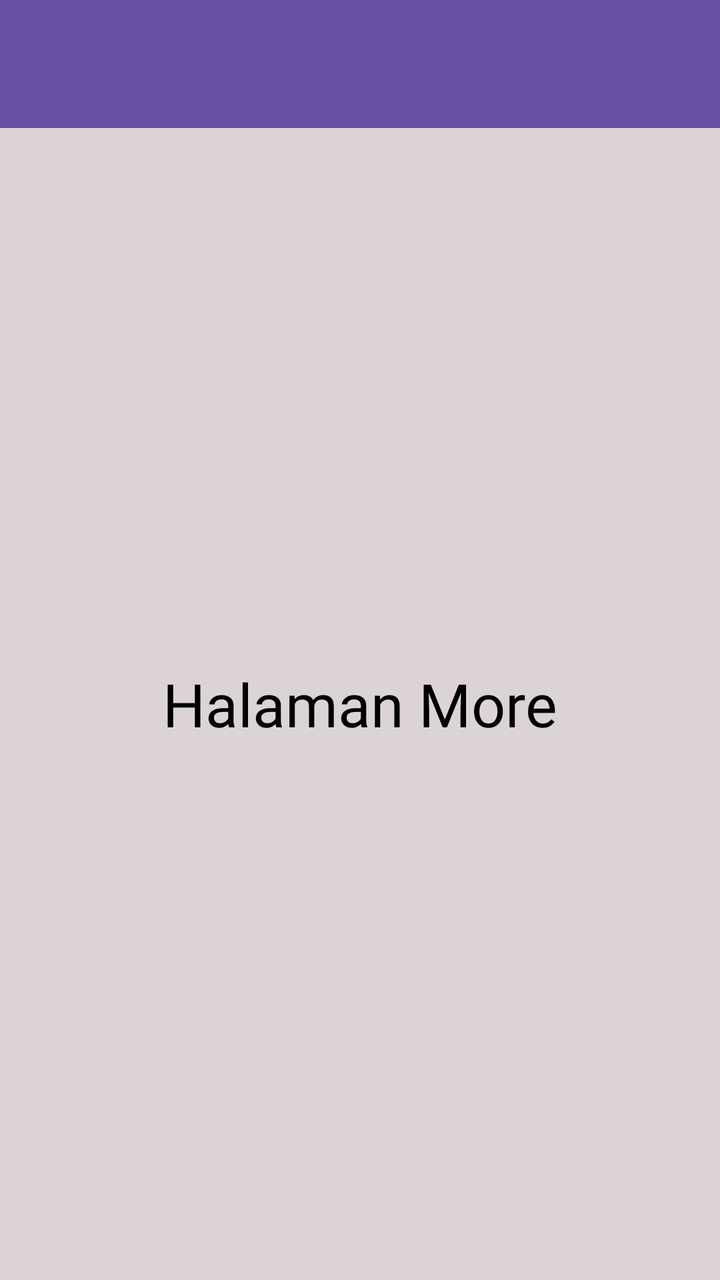
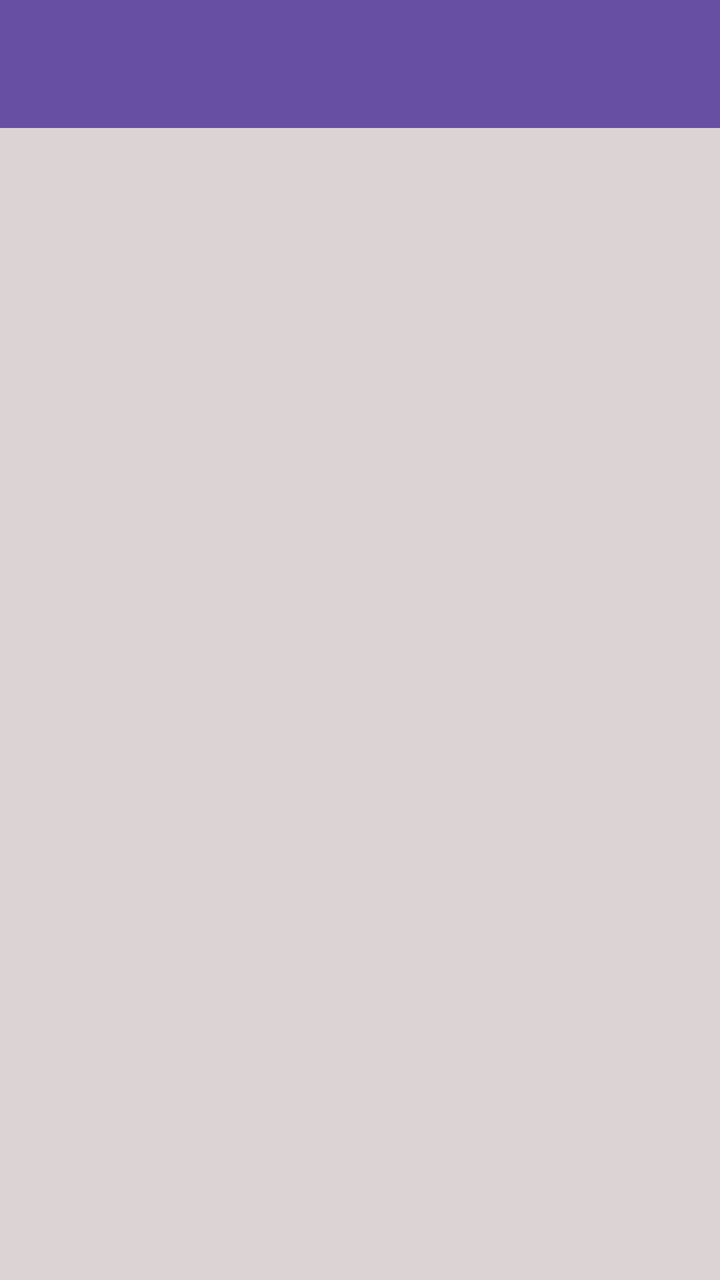

Two renders of the same Android screen: before a commit and after it. Below are the layout's source before the change and the commit's diff.
<!-- AndroidManifest.xml: application theme Theme.Aisyah3TIF -->
<!-- res/layout/fragment_more.xml -->
<?xml version="1.0" encoding="utf-8"?>
<androidx.constraintlayout.widget.ConstraintLayout xmlns:android="http://schemas.android.com/apk/res/android"
    xmlns:tools="http://schemas.android.com/tools"
    android:layout_width="match_parent"
    android:layout_height="match_parent"
    xmlns:app="http://schemas.android.com/apk/res-auto"
    android:background="#DCD4D4"
    tools:context=".More.MoreFragment">

    <androidx.appcompat.widget.Toolbar
        android:id="@+id/toolbar"
        android:layout_width="match_parent"
        android:layout_height="?attr/actionBarSize"
        android:background="?attr/colorPrimary"
        app:layout_constraintTop_toTopOf="parent"
        app:layout_scrollFlags="scroll|enterAlways"
        app:titleTextColor="@android:color/white"
        tools:layout_editor_absoluteX="0dp" />

    <TextView
        android:layout_width="match_parent"
        android:layout_height="0dp"
        android:fontFamily="@font/poppins_bold"
        android:gravity="center"
        android:text="Halaman More"
        android:textColor="@color/black"
        android:textSize="30sp"
        app:layout_constraintBottom_toBottomOf="parent"
        app:layout_constraintStart_toStartOf="parent"
        app:layout_constraintTop_toBottomOf="@+id/toolbar" />

</androidx.constraintlayout.widget.ConstraintLayout>
<!-- resources referenced by this layout -->
<resources>
  <color name="black">#FF000000</color>
  <style name="Theme.Aisyah3TIF" parent="Base.Theme.Aisyah3TIF" />
  <style name="Base.Theme.Aisyah3TIF" parent="Theme.Material3.DayNight.NoActionBar">
          
          
      </style>
</resources>

<!-- the commit's change to res/layout/fragment_more.xml (unified diff, before → after) -->
@@ -1,5 +1,5 @@
 <?xml version="1.0" encoding="utf-8"?>
-<androidx.constraintlayout.widget.ConstraintLayout xmlns:android="http://schemas.android.com/apk/res/android"
+<androidx.coordinatorlayout.widget.CoordinatorLayout xmlns:android="http://schemas.android.com/apk/res/android"
     xmlns:tools="http://schemas.android.com/tools"
     android:layout_width="match_parent"
     android:layout_height="match_parent"
@@ -7,26 +7,28 @@
     android:background="#DCD4D4"
     tools:context=".More.MoreFragment">
 
-    <androidx.appcompat.widget.Toolbar
-        android:id="@+id/toolbar"
+    <com.google.android.material.appbar.AppBarLayout
+        android:id="@+id/appBarLayout"
         android:layout_width="match_parent"
-        android:layout_height="?attr/actionBarSize"
-        android:background="?attr/colorPrimary"
-        app:layout_constraintTop_toTopOf="parent"
-        app:layout_scrollFlags="scroll|enterAlways"
-        app:titleTextColor="@android:color/white"
-        tools:layout_editor_absoluteX="0dp" />
+        android:layout_height="wrap_content"
+        android:theme="@style/ThemeOverlay.AppCompat.Dark.ActionBar">
 
-    <TextView
+        <androidx.appcompat.widget.Toolbar
+            android:id="@+id/toolbar"
+            android:layout_width="match_parent"
+            android:layout_height="?attr/actionBarSize"
+            android:background="?attr/colorPrimary"
+            app:layout_scrollFlags="scroll|enterAlways"
+            app:titleTextColor="@android:color/white" />
+
+    </com.google.android.material.appbar.AppBarLayout>
+
+
+    <ListView
+        android:id="@+id/listViewItems"
         android:layout_width="match_parent"
-        android:layout_height="0dp"
-        android:fontFamily="@font/poppins_bold"
-        android:gravity="center"
-        android:text="Halaman More"
-        android:textColor="@color/black"
-        android:textSize="30sp"
-        app:layout_constraintBottom_toBottomOf="parent"
-        app:layout_constraintStart_toStartOf="parent"
-        app:layout_constraintTop_toBottomOf="@+id/toolbar" />
+        android:layout_height="match_parent"
+        app:layout_behavior="@string/appbar_scrolling_view_behavior" />
 
-</androidx.constraintlayout.widget.ConstraintLayout>
+
+</androidx.coordinatorlayout.widget.CoordinatorLayout>
<!-- resource entries referenced after the edit -->
@@ -1,6 +1,5 @@
 <!-- resources referenced by this layout -->
 <resources>
-  <color name="black">#FF000000</color>
   <style name="Theme.Aisyah3TIF" parent="Base.Theme.Aisyah3TIF" />
   <style name="Base.Theme.Aisyah3TIF" parent="Theme.Material3.DayNight.NoActionBar">
           
